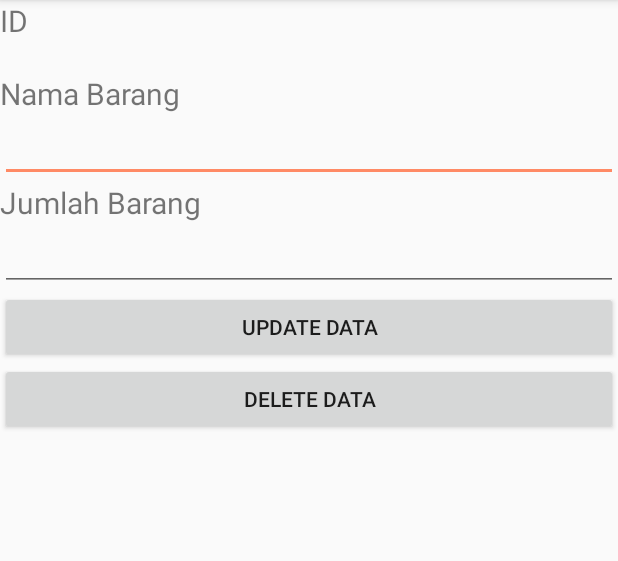
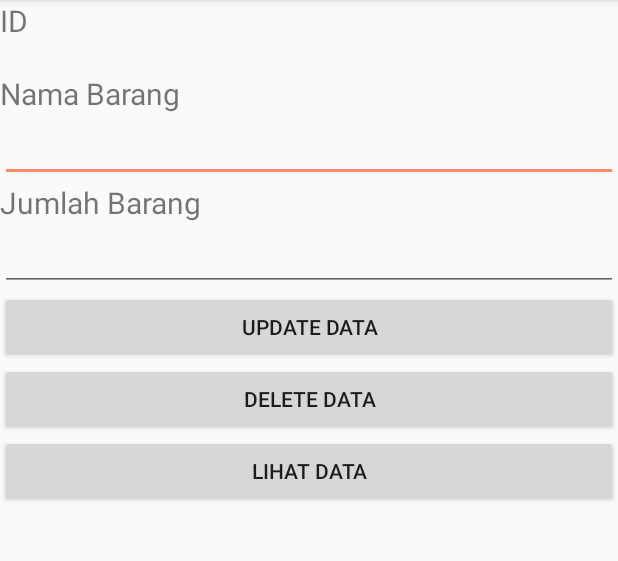
Before and after one commit to fathuriady/RPLku, an Android app: the LihatData screen opened directly, with no data from a screen before it, after a tap on "UPDATE DATA", on a phone screen of 412 x 824 dp, the part 84-645 px from its top. Run offline under Robolectric (Android 15) with nearby library versions, the phone set to English and light mode, and no system bars.

Commit message:
Lifecycle fix

```diff
--- a/app/src/main/java/com/rpl/rplku/LihatData.java
+++ b/app/src/main/java/com/rpl/rplku/LihatData.java
@@ -38,6 +38,8 @@ public class LihatData extends AppCompatActivity implements View.OnClickListener
     private Button btnUpdate;
     private Button btnDelete;
 
+    private Button btnLihatData;
+
     private String id;
 
     @Override
@@ -55,10 +57,10 @@ public class LihatData extends AppCompatActivity implements View.OnClickListener
 
         btnUpdate = (Button) findViewById(R.id.btnUpdateData);
         btnDelete = (Button) findViewById(R.id.btnDeleteData);
-
+        btnLihatData = (Button)findViewById(R.id.btnLihatData);
         btnUpdate.setOnClickListener(this);
         btnDelete.setOnClickListener(this);
-
+        btnLihatData.setOnClickListener(this);
         txtId.setText(id);
 
         getBarang();
@@ -209,9 +211,19 @@ public class LihatData extends AppCompatActivity implements View.OnClickListener
         if(v == btnDelete){
             confirmDeleteBarang();
         }
+
+        if(v== btnLihatData){
+            startActivity(new Intent(this,LresepActivity.class));
+            finish();
+        }
     }
 
-
+    @Override
+    public void onBackPressed() {
+        super.onBackPressed();
+        startActivity(new Intent(this,LresepActivity.class));
+        finish();
+    }
 }
 
 
--- a/app/src/main/java/com/rpl/rplku/LresepActivity.java
+++ b/app/src/main/java/com/rpl/rplku/LresepActivity.java
@@ -120,6 +120,7 @@ public class LresepActivity extends AppCompatActivity implements View.OnClickLis
         String brgId = map.get(Config.TAG_ID).toString();
         intent.putExtra(Config.BARANG_ID,brgId);
         startActivity(intent);
+        finish();
 
         //Toast.makeText(this,"Anda mengklik "+map,Toast.LENGTH_LONG).show();
     }
--- a/app/src/main/res/layout/activity_lihat_data.xml
+++ b/app/src/main/res/layout/activity_lihat_data.xml
@@ -53,5 +53,10 @@
         android:layout_height="wrap_content"
         android:text="Delete Data"
         />
+    <Button
+        android:id="@+id/btnLihatData"
+        android:layout_width="match_parent"
+        android:layout_height="wrap_content"
+        android:text="Lihat Data"/>
 
 </LinearLayout>
```
Also changed, not shown: app/src/main/java/com/rpl/rplku/TambahDataActivity.java (+7 -0 lines).
